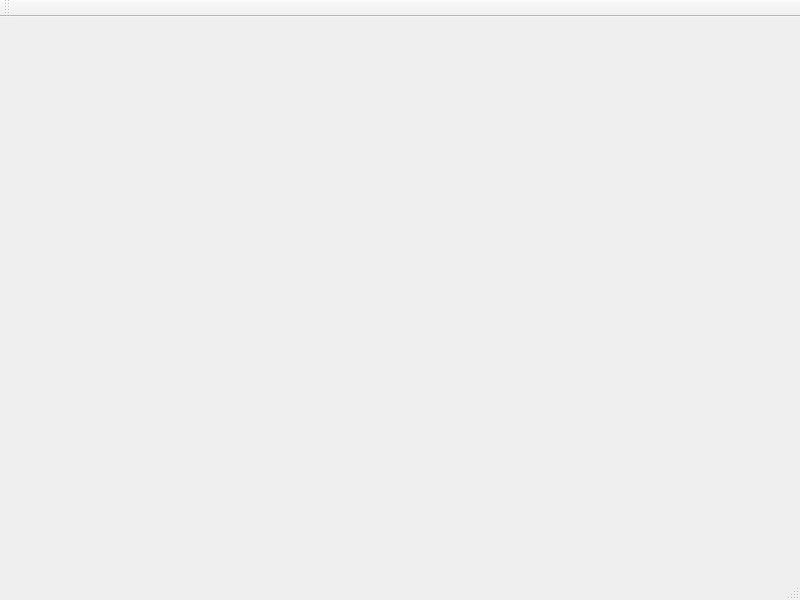
The window that app/include/tesseract_gui/app/tesseract_robotics_studio.ui (tesseract-robotics/tesseract_gui) describes before a commit, drawn with Qt 5.
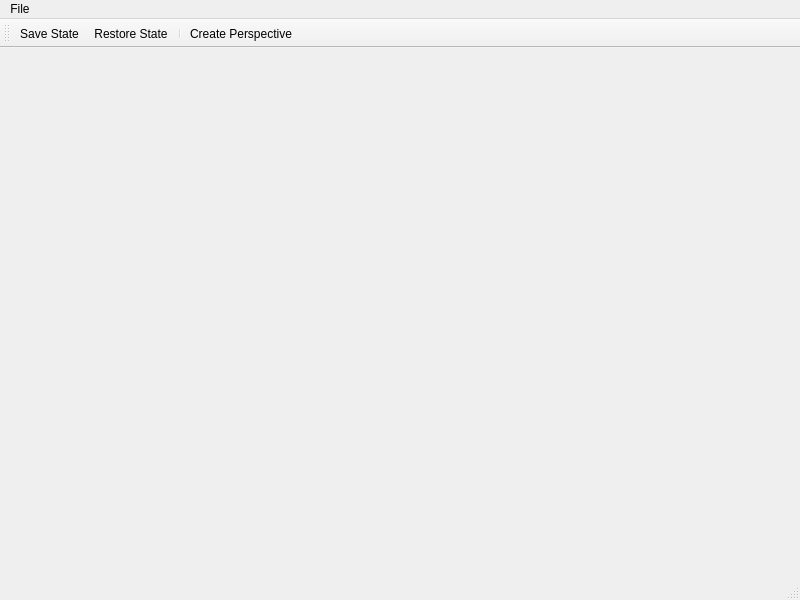
The same window after the commit.

Commit message: Add save and restore for gui state and docker perspectives

The edit to the form file:
```diff
--- a/app/include/tesseract_gui/app/tesseract_robotics_studio.ui
+++ b/app/include/tesseract_gui/app/tesseract_robotics_studio.ui
@@ -23,19 +23,49 @@
      <height>22</height>
     </rect>
    </property>
+   <widget class="QMenu" name="menuFile">
+    <property name="title">
+     <string>File</string>
+    </property>
+    <addaction name="actionSave_State"/>
+    <addaction name="actionRestore_State"/>
+   </widget>
+   <addaction name="menuFile"/>
   </widget>
   <widget class="QStatusBar" name="statusbar"/>
   <widget class="QToolBar" name="toolBar">
    <property name="windowTitle">
     <string>toolBar</string>
    </property>
+   <property name="toolButtonStyle">
+    <enum>Qt::ToolButtonTextUnderIcon</enum>
+   </property>
    <attribute name="toolBarArea">
     <enum>TopToolBarArea</enum>
    </attribute>
    <attribute name="toolBarBreak">
     <bool>false</bool>
    </attribute>
+   <addaction name="actionSave_State"/>
+   <addaction name="actionRestore_State"/>
+   <addaction name="separator"/>
+   <addaction name="actionCreate_Perspective"/>
   </widget>
+  <action name="actionSave_State">
+   <property name="text">
+    <string>Save State</string>
+   </property>
+  </action>
+  <action name="actionRestore_State">
+   <property name="text">
+    <string>Restore State</string>
+   </property>
+  </action>
+  <action name="actionCreate_Perspective">
+   <property name="text">
+    <string>Create Perspective</string>
+   </property>
+  </action>
  </widget>
  <resources/>
  <connections/>
```
The commit also changes 16 other files.
